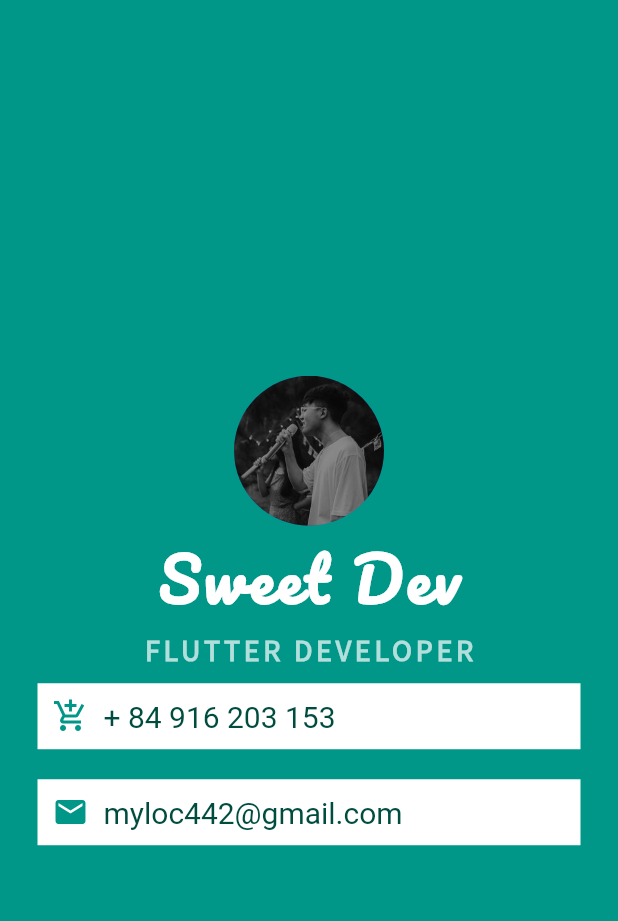
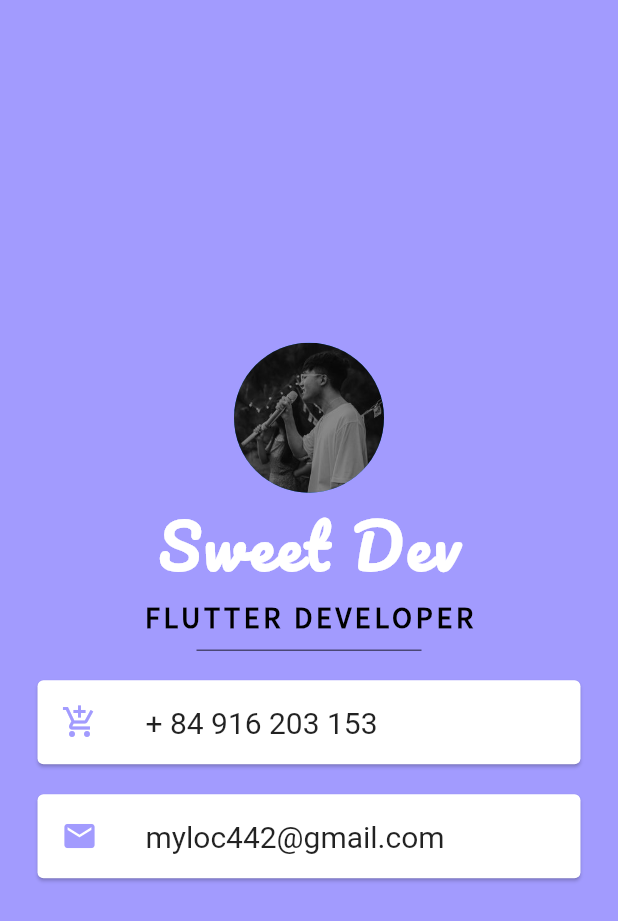
Before and after one commit to dunlokdev/30days_flutter, a Flutter app: the screen it shows after launch, on a phone screen of 412 x 824 dp. Shown: the top 921 px of the screen. Run offline on Flutter 3.47's test engine with Material 2 defaults, Android fonts, the phone set to English and light mode, and no system bars; Roboto replaces fonts that are missing (Sourcr Sans Pro).

Commit message:
mi_card_app complete

```diff
--- a/mi_card_flutter/lib/main.dart
+++ b/mi_card_flutter/lib/main.dart
@@ -10,17 +10,18 @@ class MyApp extends StatelessWidget {
   @override
   Widget build(BuildContext context) {
     return MaterialApp(
+      debugShowCheckedModeBanner: false,
       home: Scaffold(
-        backgroundColor: Colors.teal,
+        backgroundColor: const Color(0xFFa29bfe),
         body: SafeArea(
           child: Column(
             mainAxisAlignment: MainAxisAlignment.center,
-            children: [
-              const CircleAvatar(
+            children: const [
+              CircleAvatar(
                 radius: 50.0,
                 backgroundImage: AssetImage('images/dunlok.jpg'),
               ),
-              const Text(
+              Text(
                 'Sweet Dev',
                 style: TextStyle(
                   fontFamily: 'Pacifico',
@@ -36,56 +37,45 @@ class MyApp extends StatelessWidget {
                   fontFamily: 'Source Sans Pro',
                   fontWeight: FontWeight.bold,
                   fontSize: 20.0,
-                  color: Colors.teal[100],
+                  color: Colors.black,
                   letterSpacing: 2.5,
                 ),
               ),
-              Container(
-                color: Colors.white,
-                padding: const EdgeInsets.all(10.0),
-                margin: const EdgeInsets.symmetric(
-                    vertical: 10.0, horizontal: 25.0),
-                child: Row(
-                  children: [
-                    const Icon(
+              SizedBox(
+                height: 20.0,
+                width: 150.0,
+                child: Divider(
+                  // ! thickness: độ dày
+                  color: Colors.black54,
+                  thickness: 1,
+                ),
+              ),
+              Card(
+                margin: EdgeInsets.symmetric(vertical: 10.0, horizontal: 25.0),
+                child: ListTile(
+                  leading: Icon(
                     Icons.add_shopping_cart,
-                      color: Colors.teal,
+                    color: Color(0xFFa29bfe),
                   ),
-                    const SizedBox(
-                      width: 10.0,
-                    ),
-                    Text(
+                  title: Text(
                     '+ 84 916 203 153',
                     style: TextStyle(
-                          fontSize: 20.0,
-                          color: Colors.teal.shade900,
-                          fontFamily: 'Sourcr Sans Pro'),
-                    ),
-                  ],
+                        fontSize: 20.0, fontFamily: 'Sourcr Sans Pro'),
                   ),
                 ),
-              Container(
-                color: Colors.white,
-                padding: const EdgeInsets.all(10.0),
-                margin: const EdgeInsets.symmetric(
-                    vertical: 10.0, horizontal: 25.0),
-                child: Row(
-                  children: [
-                    const Icon(
+              ),
+              Card(
+                margin: EdgeInsets.symmetric(vertical: 10.0, horizontal: 25.0),
+                child: ListTile(
+                  leading: Icon(
                     Icons.email,
-                      color: Colors.teal,
+                    color: Color(0xFFa29bfe),
                   ),
-                    const SizedBox(
-                      width: 10.0,
-                    ),
-                    Text(
+                  title: Text(
                     'myloc442@gmail.com',
                     style: TextStyle(
-                          fontSize: 20.0,
-                          color: Colors.teal.shade900,
-                          fontFamily: 'Sourcr Sans Pro'),
+                        fontSize: 20.0, fontFamily: 'Sourcr Sans Pro'),
                   ),
-                  ],
                 ),
               ),
             ],
```
Lines whose indentation alone changed are shown as unchanged.
